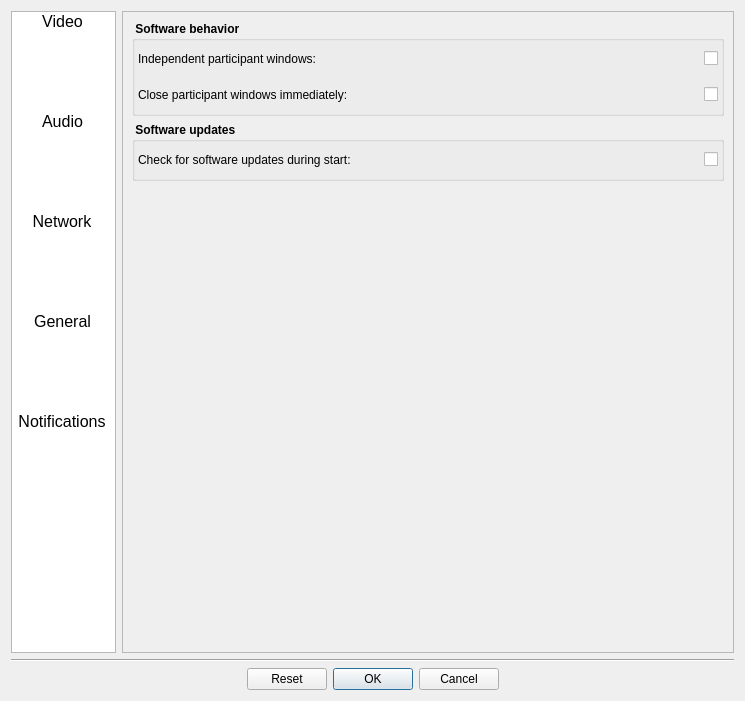
Old version of the form Homer/forms/Dialogs/ConfigurationDialog.ui in the repository Homer-Conferencing/Homer-Conferencing.
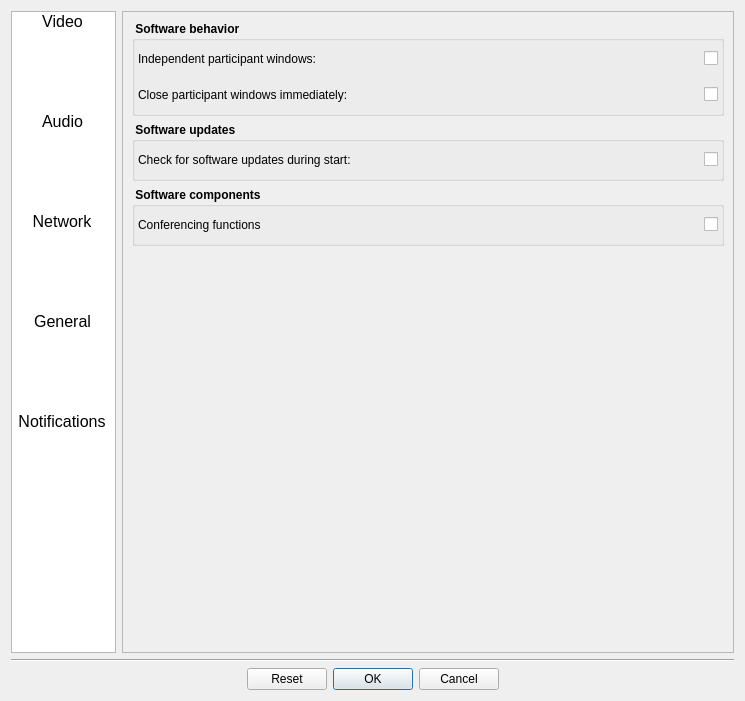
New version of the form. The open tabs and pages were chosen to show the change. Icons and pictures are not drawn.

Commit message: - show Homer logo as place holder in case we are in full screen - allow user to disable conferencing functions

What changed in the file:
```diff
--- a/Homer/forms/Dialogs/ConfigurationDialog.ui
+++ b/Homer/forms/Dialogs/ConfigurationDialog.ui
@@ -2537,7 +2537,7 @@
         </layout>
        </widget>
        <widget class="QWidget" name="mGeneral">
-        <layout class="QVBoxLayout" name="verticalLayout_15">
+        <layout class="QVBoxLayout" name="verticalLayout_23">
          <item>
           <widget class="QGroupBox" name="mGrpStyle">
            <property name="font">
@@ -2706,6 +2706,73 @@
            </layout>
           </widget>
          </item>
+         <item>
+          <widget class="QGroupBox" name="mGrpStyle_8">
+           <property name="font">
+            <font>
+             <weight>75</weight>
+             <bold>true</bold>
+            </font>
+           </property>
+           <property name="title">
+            <string> Software components </string>
+           </property>
+           <layout class="QVBoxLayout" name="verticalLayout_15">
+            <property name="margin">
+             <number>3</number>
+            </property>
+            <item>
+             <layout class="QHBoxLayout" name="horizontalLayout_44">
+              <item>
+               <widget class="QLabel" name="mLbFeatureConferencing">
+                <property name="minimumSize">
+                 <size>
+                  <width>0</width>
+                  <height>30</height>
+                 </size>
+                </property>
+                <property name="font">
+                 <font>
+                  <weight>50</weight>
+                  <bold>false</bold>
+                 </font>
+                </property>
+                <property name="text">
+                 <string>Conferencing functions </string>
+                </property>
+               </widget>
+              </item>
+              <item>
+               <spacer name="horizontalSpacer_48">
+                <property name="orientation">
+                 <enum>Qt::Horizontal</enum>
+                </property>
+                <property name="sizeType">
+                 <enum>QSizePolicy::MinimumExpanding</enum>
+                </property>
+                <property name="sizeHint" stdset="0">
+                 <size>
+                  <width>2</width>
+                  <height>20</height>
+                 </size>
+                </property>
+               </spacer>
+              </item>
+              <item>
+               <widget class="QCheckBox" name="mCbFeatureConferencing">
+                <property name="toolTip">
+                 <string>(de)activate conferencing functions and the needed network ports</string>
+                </property>
+                <property name="text">
+                 <string/>
+                </property>
+               </widget>
+              </item>
+             </layout>
+            </item>
+           </layout>
+          </widget>
+         </item>
          <item>
           <spacer name="verticalSpacer_4">
            <property name="orientation">
```
Left out of the diff: 2 changed lines with no effect on the pictures. The commit also changes 6 other files.
